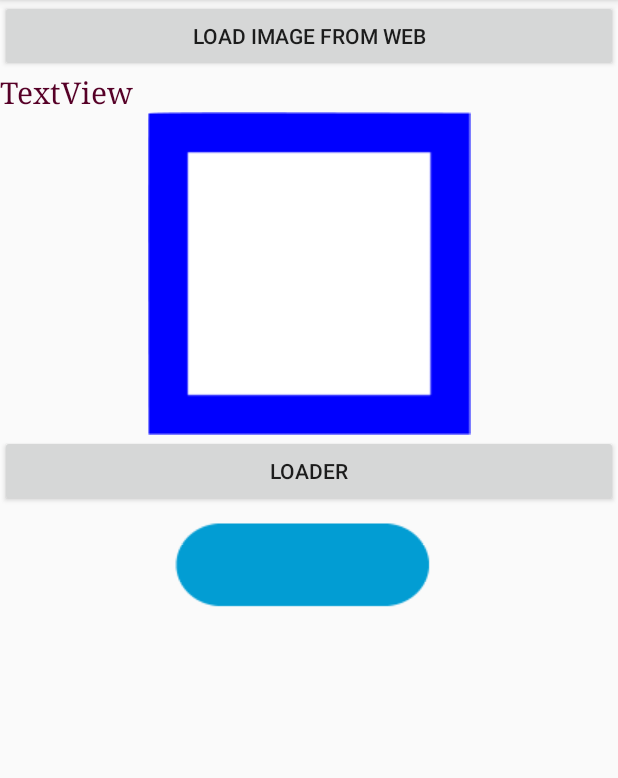
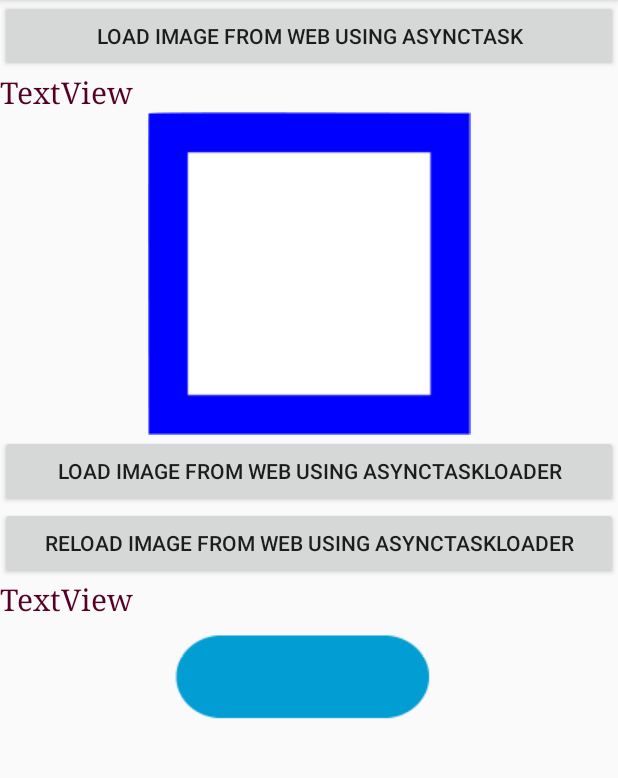
Before and after one commit to abuzaidandroidprojects/androidtraining2019, an Android app: the LoadImageActivity screen opened directly, with no data from a screen before it, on a phone screen of 412 x 824 dp, the part 84-862 px from its top. Run offline under Robolectric (Android 15) with nearby library versions, the phone set to English and light mode, and no system bars.

Commit message:
Asynctask updated

```diff
--- a/app/build.gradle
+++ b/app/build.gradle
@@ -28,5 +28,5 @@ dependencies {
     testImplementation 'junit:junit:4.12'
     androidTestImplementation 'com.android.support.test:runner:1.0.2'
     androidTestImplementation 'com.android.support.test.espresso:espresso-core:3.0.2'
-
+    implementation 'com.github.bumptech.glide:glide:4.9.0'
 }
--- a/app/src/main/res/layout/activity_load_image.xml
+++ b/app/src/main/res/layout/activity_load_image.xml
@@ -11,7 +11,7 @@
         android:id="@+id/button8"
         android:layout_width="match_parent"
         android:layout_height="wrap_content"
-        android:text="Load Image From Web"
+        android:text="Load Image From Web using AsyncTask"
         android:onClick="loadImageFromWeb"/>
 
     <TextView
@@ -30,8 +30,19 @@
         android:id="@+id/button9"
         android:layout_width="match_parent"
         android:layout_height="wrap_content"
-        android:text="Loader"
+        android:text="Load Image From Web using AsyncTaskLoader"
         android:onClick="loadFromLoader"/>
+    <Button
+        android:layout_width="match_parent"
+        android:layout_height="wrap_content"
+        android:text="Reload Image From Web using AsyncTaskLoader"
+        android:onClick="reLoadFromLoader"/>
+
+    <TextView
+        android:id="@+id/txtvu_loader"
+        android:layout_width="match_parent"
+        android:layout_height="wrap_content"
+        android:text="TextView" />
 
     <ImageView
         android:id="@+id/img_load"
```
Also changed, not shown: app/src/main/java/com/example/androidtraining2019/LoadImageActivity.java (+63 -7 lines), app/src/main/java/com/example/androidtraining2019/Utils/DownloadFileAsyncTask.java (+13 -6 lines), app/src/main/java/com/example/androidtraining2019/Utils/TaskLoader.java (+32 -11 lines), app/src/main/java/com/example/androidtraining2019/Utils/Utils.java (added, +14 -0 lines).
